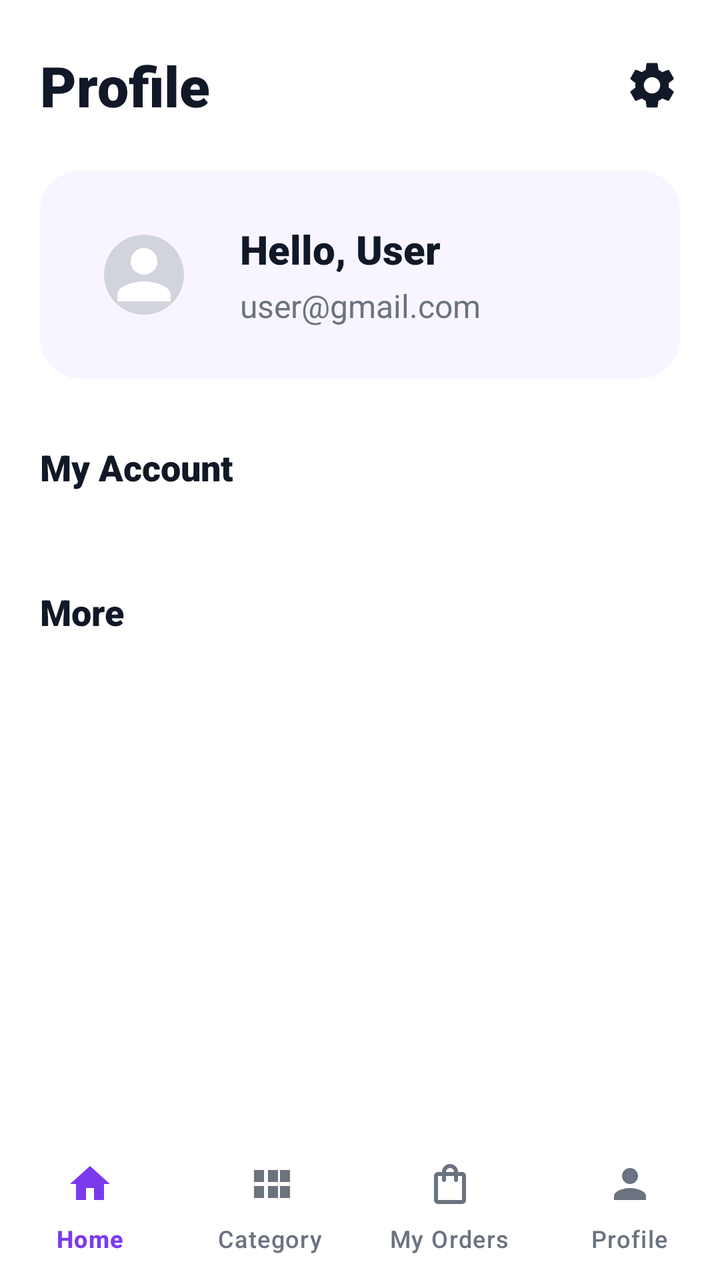
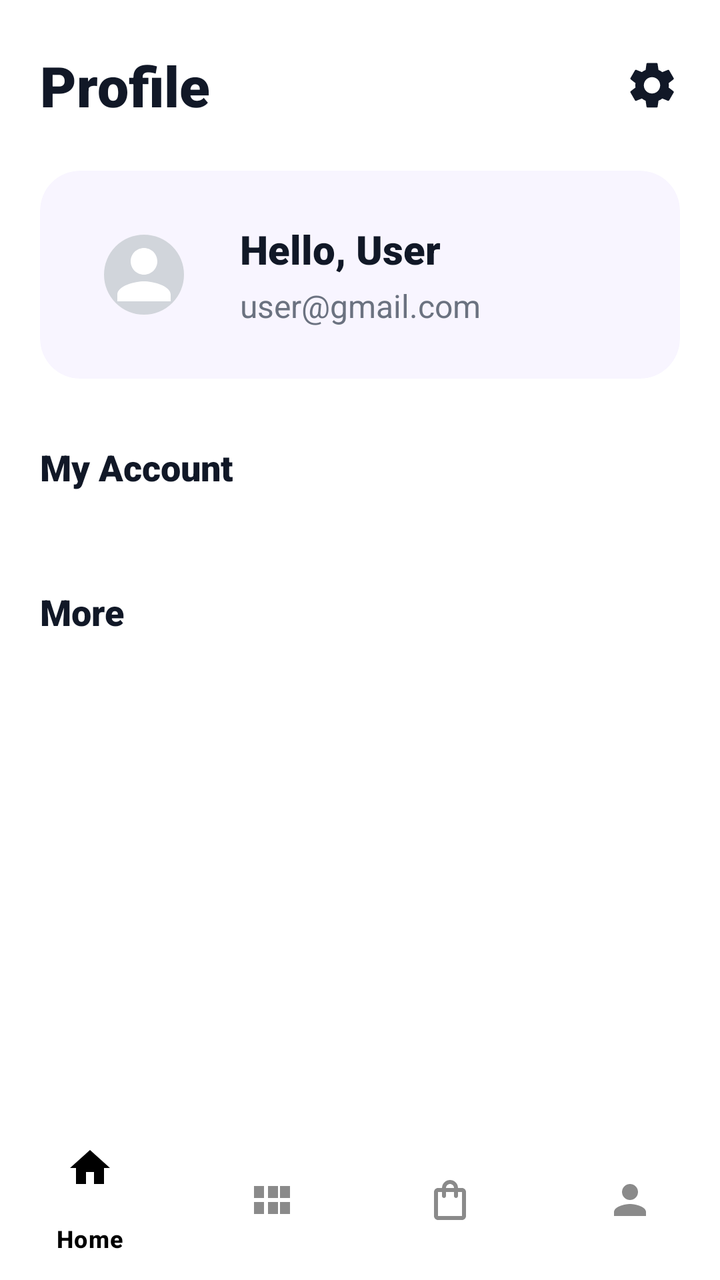

Screens rendered from an Android XML layout before and after an edit, with the pre-edit source and the edit as a unified diff.
<!-- AndroidManifest.xml: activity theme Theme.LightShop -->
<!-- res/layout/activity_profile.xml -->
<?xml version="1.0" encoding="utf-8"?>
<androidx.constraintlayout.widget.ConstraintLayout xmlns:android="http://schemas.android.com/apk/res/android"
    xmlns:app="http://schemas.android.com/apk/res-auto"
    xmlns:tools="http://schemas.android.com/tools"
    android:layout_width="match_parent"
    android:layout_height="match_parent"
    android:background="@color/background">

    <androidx.core.widget.NestedScrollView
        android:layout_width="match_parent"
        android:layout_height="0dp"
        app:layout_constraintBottom_toTopOf="@+id/bottomNavigation"
        app:layout_constraintTop_toTopOf="parent">

        <androidx.constraintlayout.widget.ConstraintLayout
            android:layout_width="match_parent"
            android:layout_height="wrap_content"
            android:paddingHorizontal="20dp"
            android:paddingTop="24dp"
            android:paddingBottom="20dp">

            
            <TextView
                android:id="@+id/tvTitle"
                android:layout_width="wrap_content"
                android:layout_height="wrap_content"
                android:fontFamily="sans-serif-black"
                android:text="Profile"
                android:textColor="@color/text_primary"
                android:textSize="28sp"
                app:layout_constraintStart_toStartOf="parent"
                app:layout_constraintTop_toTopOf="parent" />

            <ImageView
                android:id="@+id/ivSettings"
                android:layout_width="28dp"
                android:layout_height="28dp"
                android:contentDescription="@null"
                android:src="@drawable/ic_settings"
                app:layout_constraintBottom_toBottomOf="@+id/tvTitle"
                app:layout_constraintEnd_toEndOf="parent"
                app:layout_constraintTop_toTopOf="@+id/tvTitle" />

            
            <com.google.android.material.card.MaterialCardView
                android:id="@+id/userCard"
                android:layout_width="match_parent"
                android:layout_height="wrap_content"
                android:layout_marginTop="24dp"
                app:cardBackgroundColor="@color/profile_card_bg"
                app:cardCornerRadius="20dp"
                app:cardElevation="0dp"
                app:layout_constraintTop_toBottomOf="@+id/tvTitle"
                app:strokeWidth="0dp">

                <androidx.constraintlayout.widget.ConstraintLayout
                    android:layout_width="match_parent"
                    android:layout_height="wrap_content"
                    android:padding="20dp">

                    <com.google.android.material.imageview.ShapeableImageView
                        android:id="@+id/ivUserProfile"
                        android:layout_width="64dp"
                        android:layout_height="64dp"
                        android:background="#D1D5DB"
                        android:scaleType="centerCrop"
                        android:src="@drawable/ic_person_24"
                        android:padding="12dp"
                        app:layout_constraintBottom_toBottomOf="parent"
                        app:layout_constraintStart_toStartOf="parent"
                        app:layout_constraintTop_toTopOf="parent"
                        app:shapeAppearanceOverlay="@style/CircleImage"
                        app:tint="@color/white" />

                    <TextView
                        android:id="@+id/tvUserName"
                        android:layout_width="wrap_content"
                        android:layout_height="wrap_content"
                        android:layout_marginStart="16dp"
                        android:fontFamily="sans-serif-black"
                        android:text="Hello, User"
                        android:textColor="@color/text_primary"
                        android:textSize="20sp"
                        app:layout_constraintBottom_toTopOf="@+id/tvUserEmail"
                        app:layout_constraintStart_toEndOf="@+id/ivUserProfile"
                        app:layout_constraintTop_toTopOf="@+id/ivUserProfile"
                        app:layout_constraintVertical_chainStyle="packed" />

                    <TextView
                        android:id="@+id/tvUserEmail"
                        android:layout_width="wrap_content"
                        android:layout_height="wrap_content"
                        android:layout_marginTop="4dp"
                        android:text="user@gmail.com"
                        android:textColor="@color/text_subtitle"
                        android:textSize="16sp"
                        app:layout_constraintBottom_toBottomOf="@+id/ivUserProfile"
                        app:layout_constraintStart_toStartOf="@+id/tvUserName"
                        app:layout_constraintTop_toBottomOf="@+id/tvUserName" />

                </androidx.constraintlayout.widget.ConstraintLayout>

            </com.google.android.material.card.MaterialCardView>

            
            <TextView
                android:id="@+id/tvMyAccountLabel"
                android:layout_width="wrap_content"
                android:layout_height="wrap_content"
                android:layout_marginTop="32dp"
                android:fontFamily="sans-serif-black"
                android:text="My Account"
                android:textColor="@color/text_primary"
                android:textSize="18sp"
                app:layout_constraintStart_toStartOf="parent"
                app:layout_constraintTop_toBottomOf="@+id/userCard" />

            <com.google.android.material.card.MaterialCardView
                android:id="@+id/cardMyAccount"
                android:layout_width="match_parent"
                android:layout_height="wrap_content"
                android:layout_marginTop="16dp"
                app:cardBackgroundColor="@color/white"
                app:cardCornerRadius="20dp"
                app:cardElevation="2dp"
                app:layout_constraintTop_toBottomOf="@+id/tvMyAccountLabel"
                app:strokeColor="@color/divider_color"
                app:strokeWidth="1dp">

                <androidx.recyclerview.widget.RecyclerView
                    android:id="@+id/rvMyAccount"
                    android:layout_width="match_parent"
                    android:layout_height="wrap_content"
                    android:overScrollMode="never"
                    tools:itemCount="5"
                    tools:listitem="@layout/item_profile_menu" />

            </com.google.android.material.card.MaterialCardView>

            
            <TextView
                android:id="@+id/tvMoreLabel"
                android:layout_width="wrap_content"
                android:layout_height="wrap_content"
                android:layout_marginTop="32dp"
                android:fontFamily="sans-serif-black"
                android:text="More"
                android:textColor="@color/text_primary"
                android:textSize="18sp"
                app:layout_constraintStart_toStartOf="parent"
                app:layout_constraintTop_toBottomOf="@+id/cardMyAccount" />

            <com.google.android.material.card.MaterialCardView
                android:id="@+id/cardMore"
                android:layout_width="match_parent"
                android:layout_height="wrap_content"
                android:layout_marginTop="16dp"
                android:layout_marginBottom="20dp"
                app:cardBackgroundColor="@color/white"
                app:cardCornerRadius="20dp"
                app:cardElevation="2dp"
                app:layout_constraintBottom_toBottomOf="parent"
                app:layout_constraintTop_toBottomOf="@+id/tvMoreLabel"
                app:strokeColor="@color/divider_color"
                app:strokeWidth="1dp">

                <androidx.recyclerview.widget.RecyclerView
                    android:id="@+id/rvMore"
                    android:layout_width="match_parent"
                    android:layout_height="wrap_content"
                    android:overScrollMode="never"
                    tools:itemCount="4"
                    tools:listitem="@layout/item_profile_menu" />

            </com.google.android.material.card.MaterialCardView>

        </androidx.constraintlayout.widget.ConstraintLayout>

    </androidx.core.widget.NestedScrollView>

    <com.google.android.material.bottomnavigation.BottomNavigationView
        android:id="@+id/bottomNavigation"
        android:layout_width="match_parent"
        android:layout_height="72dp"
        android:background="@color/white"
        app:itemIconSize="24dp"
        app:itemIconTint="@color/nav_item_tint"
        app:itemRippleColor="@null"
        app:itemTextColor="@color/nav_item_tint"
        app:labelVisibilityMode="labeled"
        app:layout_constraintBottom_toBottomOf="parent"
        app:menu="@menu/bottom_nav_menu" />

</androidx.constraintlayout.widget.ConstraintLayout>
<!-- res/layout/item_profile_menu.xml (included above) -->
<?xml version="1.0" encoding="utf-8"?>
<LinearLayout xmlns:android="http://schemas.android.com/apk/res/android"
    xmlns:app="http://schemas.android.com/apk/res-auto"
    android:layout_width="match_parent"
    android:layout_height="wrap_content"
    android:orientation="vertical">

    <androidx.constraintlayout.widget.ConstraintLayout
        android:layout_width="match_parent"
        android:layout_height="56dp"
        android:background="?attr/selectableItemBackground"
        android:paddingHorizontal="16dp">

        <ImageView
            android:id="@+id/ivMenuIcon"
            android:layout_width="24dp"
            android:layout_height="24dp"
            android:contentDescription="@null"
            app:layout_constraintBottom_toBottomOf="parent"
            app:layout_constraintStart_toStartOf="parent"
            app:layout_constraintTop_toTopOf="parent"
            app:tint="@color/icon_color" />

        <TextView
            android:id="@+id/tvMenuTitle"
            android:layout_width="0dp"
            android:layout_height="wrap_content"
            android:layout_marginStart="16dp"
            android:fontFamily="sans-serif-medium"
            android:textColor="@color/text_primary"
            android:textSize="16sp"
            app:layout_constraintBottom_toBottomOf="parent"
            app:layout_constraintEnd_toStartOf="@+id/ivChevron"
            app:layout_constraintStart_toEndOf="@+id/ivMenuIcon"
            app:layout_constraintTop_toTopOf="parent" />

        <ImageView
            android:id="@+id/ivChevron"
            android:layout_width="20dp"
            android:layout_height="20dp"
            android:contentDescription="@null"
            android:src="@drawable/ic_chevron_right"
            app:layout_constraintBottom_toBottomOf="parent"
            app:layout_constraintEnd_toEndOf="parent"
            app:layout_constraintTop_toTopOf="parent"
            app:tint="@color/icon_color" />

    </androidx.constraintlayout.widget.ConstraintLayout>

    <View
        android:id="@+id/divider"
        android:layout_width="match_parent"
        android:layout_height="1dp"
        android:layout_marginStart="56dp"
        android:background="@color/divider_color" />

</LinearLayout>
<!-- resources referenced by this layout -->
<resources>
  <color name="background">#FFFFFF</color>
  <color name="divider_color">#E5E7EB</color>
  <color name="icon_color">#6B7280</color>
  <color name="profile_card_bg">#F8F5FF</color>
  <color name="text_primary">#111827</color>
  <color name="text_subtitle">#6B7280</color>
  <color name="white">#FFFFFFFF</color>
  <!-- drawable ic_chevron_right (drawable) -->
  <vector xmlns:android="http://schemas.android.com/apk/res/android"
      android:width="24dp"
      android:height="24dp"
      android:viewportWidth="24"
      android:viewportHeight="24">
      <path
          android:fillColor="#000000"
          android:pathData="M8.59,16.59L13.17,12L8.59,7.41L10,6L16,12L10,18L8.59,16.59Z"/>
  </vector>
  <!-- drawable ic_person_24 (drawable) -->
  <vector xmlns:android="http://schemas.android.com/apk/res/android"
      android:width="24dp"
      android:height="24dp"
      android:viewportWidth="24"
      android:viewportHeight="24"
      android:tint="@color/icon_color">
      <path
          android:fillColor="@android:color/white"
          android:pathData="M12,12c2.21,0 4,-1.79 4,-4s-1.79,-4 -4,-4 -4,1.79 -4,4 1.79,4 4,4zM12,14c-2.67,0 -8,1.34 -8,4v2h16v-2c0,-2.66 -5.33,-4 -8,-4z"/>
  </vector>
  <style name="CircleImage" parent="">
          <item name="cornerSize">50%</item>
      </style>
  <style name="Theme.LightShop" parent="Base.Theme.LightShop" />
  <style name="Base.Theme.LightShop" parent="Theme.Material3.DayNight.NoActionBar">
          
          <item name="android:statusBarColor">@android:color/transparent</item>
          <item name="android:windowLightStatusBar">true</item>
      </style>
  <!-- unchanged entries left out for length: 1 -->
</resources>

<!-- the commit's change to res/layout/activity_profile.xml (unified diff, before → after) -->
@@ -9,7 +9,7 @@
     <androidx.core.widget.NestedScrollView
         android:layout_width="match_parent"
         android:layout_height="0dp"
-        app:layout_constraintBottom_toTopOf="@+id/bottomNavigation"
+        app:layout_constraintBottom_toTopOf="@+id/bottom_nav"
         app:layout_constraintTop_toTopOf="parent">
 
         <androidx.constraintlayout.widget.ConstraintLayout
@@ -179,15 +179,9 @@
     </androidx.core.widget.NestedScrollView>
 
     <com.google.android.material.bottomnavigation.BottomNavigationView
-        android:id="@+id/bottomNavigation"
-        android:layout_width="match_parent"
-        android:layout_height="72dp"
-        android:background="@color/white"
-        app:itemIconSize="24dp"
-        app:itemIconTint="@color/nav_item_tint"
-        app:itemRippleColor="@null"
-        app:itemTextColor="@color/nav_item_tint"
-        app:labelVisibilityMode="labeled"
+        android:id="@+id/bottom_nav"
+        android:layout_width="match_parent"
+        android:layout_height="80dp"
         app:layout_constraintBottom_toBottomOf="parent"
         app:menu="@menu/bottom_nav_menu" />
 
<!-- resource entries referenced after the edit -->
@@ -34,9 +34,30 @@
   <style name="Theme.LightShop" parent="Base.Theme.LightShop" />
   <style name="Base.Theme.LightShop" parent="Theme.Material3.DayNight.NoActionBar">
           
-          <item name="android:statusBarColor">@android:color/transparent</item>
+          <item name="android:statusBarColor">@color/white</item>
           <item name="android:windowLightStatusBar">true</item>
+          <item name="android:navigationBarColor">@color/white</item>
+          <item name="android:windowBackground">@color/white</item>
+  
+          
+          <item name="bottomNavigationStyle">@style/Widget.App.BottomNavigationView</item>
       </style>
+  <style name="Widget.App.BottomNavigationView" parent="Widget.Material3.BottomNavigationView">
+          <item name="materialThemeOverlay">@style/ThemeOverlay.App.BottomNavigationView</item>
+          <item name="android:background">@color/white</item>
+          <item name="itemIconTint">@color/nav_selector</item>
+          <item name="itemTextColor">@color/nav_selector</item>
+          <item name="itemActiveIndicatorStyle">@style/Widget.App.BottomNavigationView.ActiveIndicator</item>
+      </style>
+  <style name="ThemeOverlay.App.BottomNavigationView" parent="">
+          <item name="colorPrimary">@color/black</item>
+      </style>
+  <style name="Widget.App.BottomNavigationView.ActiveIndicator" parent="Widget.Material3.BottomNavigationView.ActiveIndicator">
+          <item name="android:color">@color/nav_active_indicator</item>
+          <item name="marginHorizontal">16dp</item>
+      </style>
+  <color name="black">#FF000000</color>
+  <color name="nav_active_indicator">#F2F2F2</color>
   <!-- unchanged entries left out for length: 1 -->
 </resources>
 
